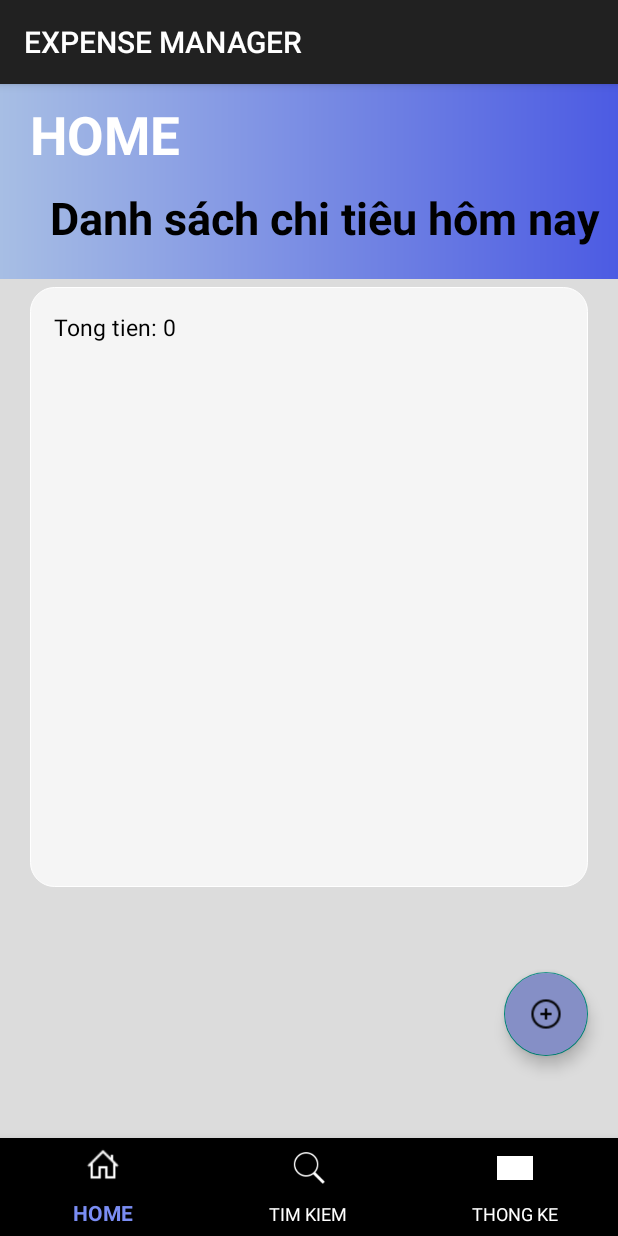
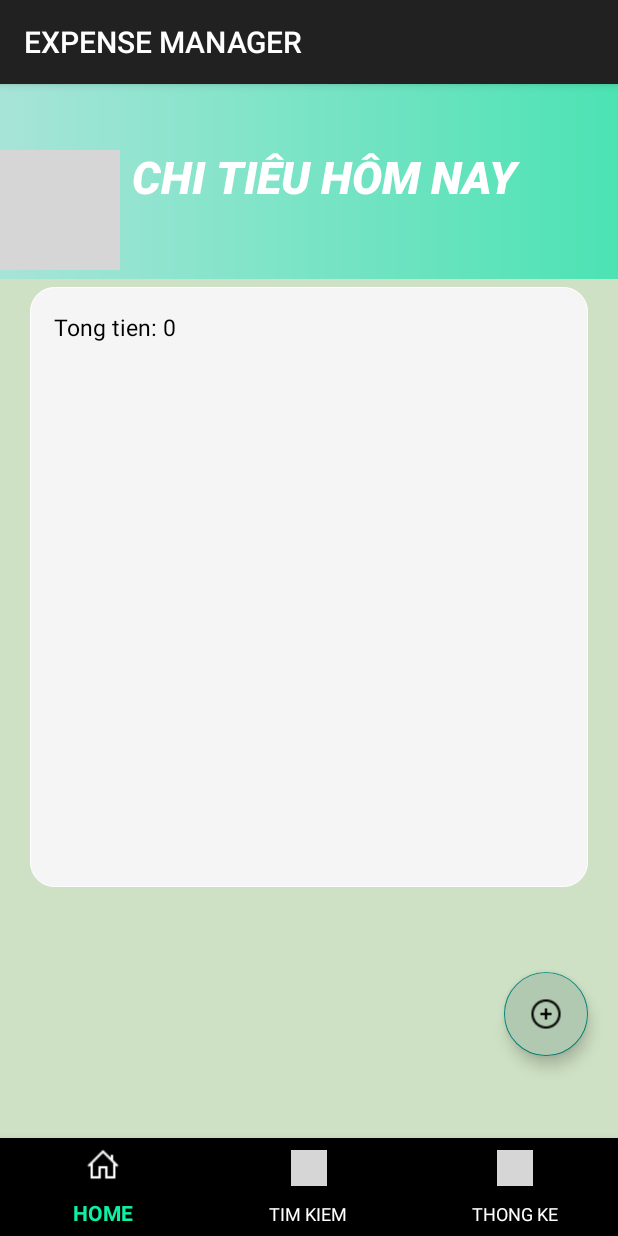
Before and after one commit to mduyen2505/expensemanager, an Android app: the FragmentHome screen opened directly, with no data from a screen before it, on a phone screen of 412 x 824 dp. Run offline under Robolectric (Android 15) with nearby library versions, the phone set to English and light mode, and no system bars; grey boxes are pictures that could not be loaded.

Commit message:
giao diện 2

```diff
--- a/app/src/main/res/color/navigation.xml
+++ b/app/src/main/res/color/navigation.xml
@@ -2,6 +2,6 @@
 <selector xmlns:android="http://schemas.android.com/apk/res/android">
 <item android:color="@color/white"
     android:state_checked="false"/>
-    <item android:color="@color/blue"
+    <item android:color="#0EF1A5"
         android:state_checked="true"/>
 </selector>
--- a/app/src/main/res/drawable/bg_timkiem.xml
+++ b/app/src/main/res/drawable/bg_timkiem.xml
@@ -3,9 +3,9 @@
     <gradient
         android:type="linear"
         android:angle="2"
-        android:startColor="#A28DB1"
-        android:endColor="#B5D1E2">
+        android:startColor="#E1F1D0"
+        android:endColor="#A7EDDF">
 
     </gradient>
-    <corners android:radius="9dp"/> <!-- Độ bo tròn của góc -->
+    <corners android:radius="45dp"/> <!-- Độ bo tròn của góc -->
 </shape>
--- a/app/src/main/res/drawable/button_remove.xml
+++ b/app/src/main/res/drawable/button_remove.xml
@@ -4,15 +4,15 @@
         <shape android:shape="rectangle">
             <solid android:color="#F1734C" /> <!-- Màu nền khi nhấn -->
             <corners android:radius="46dp"/>
-            <stroke android:width="10dp"
+            <stroke android:width="2dp"
                 android:color="@color/white"/> <!-- Đường viền của TextView -->
         </shape>
     </item>
     <item>
         <shape android:shape="rectangle">
             <corners android:radius="46dp"/>
-            <solid android:color="#F44336" /> <!-- Màu nền mặc định -->
-            <stroke android:width="10dp"
+            <solid android:color="#E3837C" /> <!-- Màu nền mặc định -->
+            <stroke android:width="2dp"
                 android:color="@color/white"/> <!-- Đường viền của TextView -->
         </shape>
     </item>
--- a/app/src/main/res/drawable/gradient.xml
+++ b/app/src/main/res/drawable/gradient.xml
@@ -3,8 +3,8 @@
 <gradient
     android:type="linear"
     android:angle="0"
-    android:startColor="#A7BEE4"
-    android:endColor="#4C5BE3">
+    android:startColor="#A7E4D8"
+    android:endColor="#4CE3B3">
 
 </gradient>
 
--- a/app/src/main/res/layout/activity_main.xml
+++ b/app/src/main/res/layout/activity_main.xml
@@ -28,7 +28,7 @@
         android:layout_alignParentRight="true"
         android:layout_marginBottom="120dp"
         android:layout_marginRight="20dp"
-        android:backgroundTint="#858FC6"
+        android:backgroundTint="#B1C8B1"
         android:src="@drawable/them"
         />
 
--- a/app/src/main/res/layout/fragment_home.xml
+++ b/app/src/main/res/layout/fragment_home.xml
@@ -1,9 +1,9 @@
 <?xml version="1.0" encoding="utf-8"?>
 <LinearLayout xmlns:android="http://schemas.android.com/apk/res/android"
     android:layout_width="match_parent"
-    android:layout_height="match_parent"
+    android:layout_height="800dp"
     android:orientation="vertical"
-    android:background="#DCDCDC">
+    android:background="#CFE1C4">
 
     <!-- Phần Header LinearLayout với nền gradient -->
     <LinearLayout
@@ -11,29 +11,25 @@
         android:layout_height="130dp"
         android:orientation="vertical"
         android:background="@drawable/gradient">
-        <TextView
-            android:layout_width="wrap_content"
-            android:layout_height="wrap_content"
-            android:layout_marginLeft="20dp"
-            android:layout_marginTop="10dp"
-            android:text="HOME"
-            android:textStyle="bold"
-            android:textColor="@color/white"
-            android:textSize="35dp">
-
-        </TextView>
 
 
         <TextView
             android:layout_width="match_parent"
             android:layout_height="44dp"
             android:layout_marginLeft="20dp"
-            android:layout_marginTop="10dp"
+            android:layout_marginTop="40dp"
             android:gravity="center"
-            android:text="Danh sách chi tiêu hôm nay"
-            android:textColor="@android:color/black"
-            android:textSize="30sp"
-            android:textStyle="bold"/>
+            android:text="CHI TIÊU HÔM NAY"
+            android:fontFamily="sans-serif-black"
+            android:textStyle="italic"
+            android:textColor="@android:color/white"
+            android:textSize="30sp" />
+        <ImageView
+            android:id="@+id/appLogo"
+            android:layout_width="80dp"
+            android:layout_height="80dp"
+            android:layout_marginTop="-40dp"
+            android:background="@drawable/img_1" />
     </LinearLayout>
 
     <!-- Phần nội dung chính LinearLayout với nền màu trắng -->
--- a/app/src/main/res/layout/fragment_search.xml
+++ b/app/src/main/res/layout/fragment_search.xml
@@ -4,7 +4,7 @@
     android:layout_height="match_parent"
     xmlns:app="http://schemas.android.com/apk/res-auto"
     android:orientation="vertical"
-    android:background="#DCDCDC"
+    android:background="#CFE1C4"
  >
 
     <SearchView
@@ -70,7 +70,7 @@
                 android:layout_width="0dp"
                 android:layout_height="wrap_content"
                 android:layout_weight="1"
-                android:background="@drawable/rounded_corner"
+                android:background="@drawable/button"
                 android:text="Tìm kiếm"
                 android:layout_marginTop="5dp"/>
 
@@ -85,7 +85,6 @@
         android:layout_marginLeft="20dp"
         android:text="Tổng:"
         android:textColor="#FF5722"
-        android:background="@drawable/gradient"
         android:fontFamily="serif"
         android:textSize="30dp"
         android:textStyle="italic"
--- a/app/src/main/res/layout/item.xml
+++ b/app/src/main/res/layout/item.xml
@@ -12,7 +12,7 @@
         android:layout_width="match_parent"
         android:layout_height="wrap_content"
         android:orientation="horizontal"
-        android:background="#FF9FB6F3">
+        android:background="#EDC4B4">
 
         <LinearLayout
             android:layout_width="wrap_content"
```
Also changed, not shown: app/src/main/res/drawable/button.xml (+4 -4 lines), app/src/main/res/layout/activity_add.xml (+19 -21 lines), app/src/main/res/layout/activity_update_delete.xml (+12 -14 lines), app/src/main/res/layout/fragment_statistics.xml (+17 -9 lines), app/src/main/res/drawable/thongke.jpg (deleted), app/src/main/res/drawable/timkiem.png (deleted).
